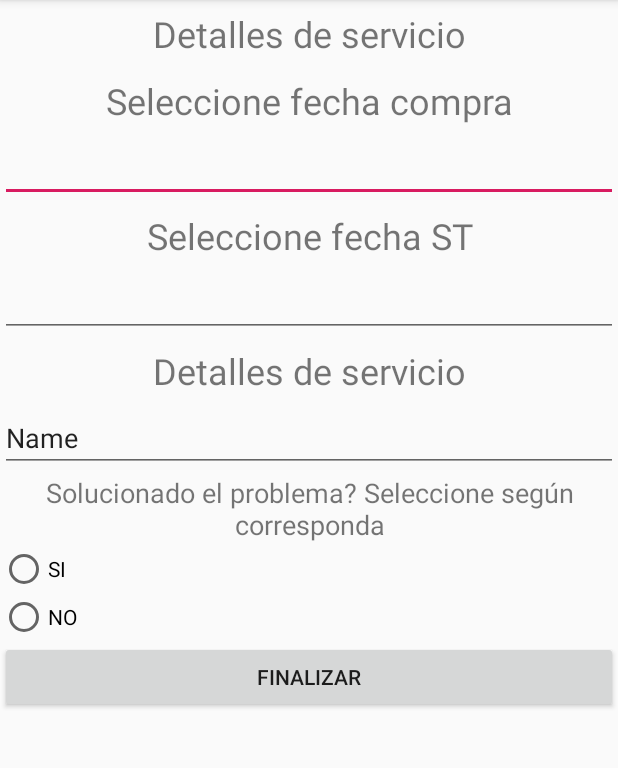
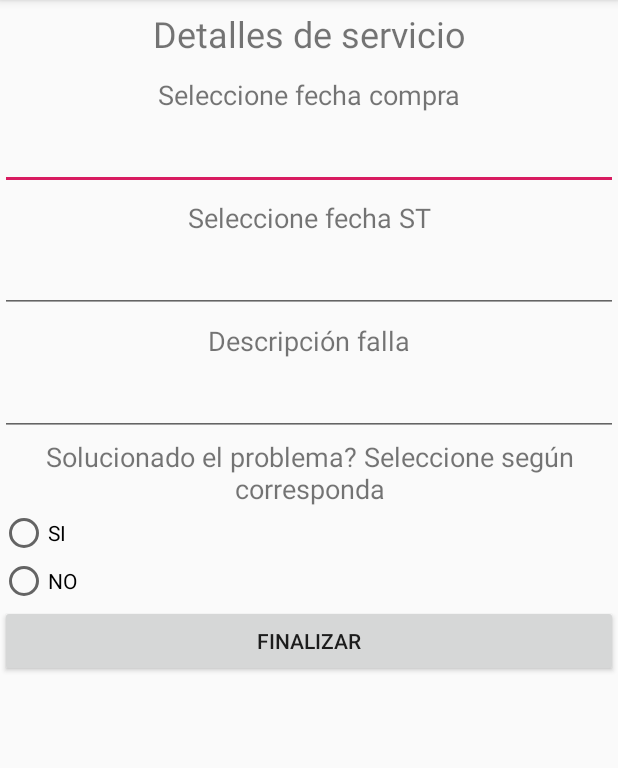
Before and after one commit to catapim/evaluacion1, an Android app: the Detalles screen opened directly, with no data from a screen before it, on a phone screen of 412 x 824 dp, the part 84-852 px from its top. Run offline under Robolectric (Android 15) with nearby library versions, the phone set to English and light mode, and no system bars.

```diff
--- /dev/null
+++ b/app/src/main/java/evaluacion1/evaluacion1/Cliente.kt
@@ -0,0 +1,4 @@
+package evaluacion1.evaluacion1
+
+class Cliente (var nombre: String, var apellido:String){
+}
--- a/app/src/main/res/layout/activity_detalles.xml
+++ b/app/src/main/res/layout/activity_detalles.xml
@@ -20,7 +20,7 @@
                 android:layout_width="match_parent"
                 android:layout_height="wrap_content" android:id="@+id/titleCompra"
                 android:textAlignment="center"
-                android:textSize="24sp" android:layout_margin="6dp"/>
+                android:textSize="18sp" android:layout_margin="6dp"/>
         <EditText
                 android:layout_width="match_parent"
                 android:layout_height="wrap_content"
@@ -32,7 +32,7 @@
                 android:layout_width="match_parent"
                 android:layout_height="wrap_content" android:id="@+id/titleFechaServicio"
                 android:textAlignment="center"
-                android:textSize="24sp" android:layout_margin="6dp"/>
+                android:textSize="18sp" android:layout_margin="6dp"/>
         <EditText
                 android:layout_width="match_parent"
                 android:layout_height="wrap_content"
@@ -40,15 +40,14 @@
                 android:ems="10"
                 android:id="@+id/selectST"/>
         <TextView
-                android:text="Detalles de servicio"
+                android:text="Descripción falla"
                 android:layout_width="match_parent"
                 android:layout_height="wrap_content" android:id="@+id/titleDescripcion" android:textAlignment="center"
-                android:textSize="24sp" android:layout_margin="6dp"/>
+                android:textSize="18sp" android:layout_margin="6dp"/>
         <EditText
                 android:layout_width="match_parent"
                 android:layout_height="wrap_content"
                 android:inputType="textPersonName"
-                android:text="Name"
                 android:ems="10"
                 android:id="@+id/txtDescripcion"/>
         <LinearLayout
--- a/app/src/main/res/layout/activity_listar.xml
+++ b/app/src/main/res/layout/activity_listar.xml
@@ -12,4 +12,7 @@
             android:layout_width="match_parent"
             android:layout_height="wrap_content" android:id="@+id/titleListar" android:textAlignment="center"
             android:textSize="24sp"/>
+    <ListView
+            android:layout_width="match_parent"
+            android:layout_height="match_parent" android:id="@+id/lvEj"/>
 </LinearLayout>
```
Also changed, not shown: app/src/main/java/evaluacion1/evaluacion1/Listar.kt (+53 -0 lines), app/src/main/java/evaluacion1/evaluacion1/MainActivity.kt (+5 -2 lines), app/src/main/java/evaluacion1/evaluacion1/Registro.kt (+10 -0 lines).
